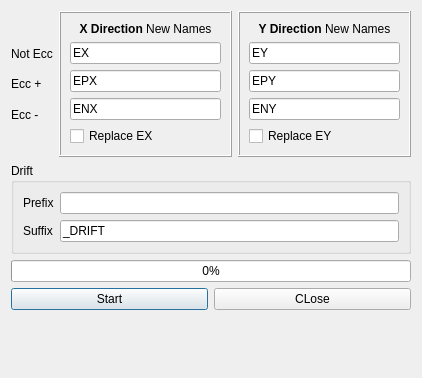
Above: applications/cfactor/widgets/explode_seismic_load_patterns.ui from ebrahimraeyat/civilTools before the change. Below: the same form after it.
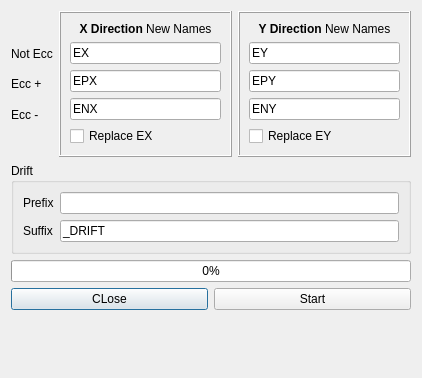
That is the form after the change.

Diff of the .ui file:
```diff
--- a/applications/cfactor/widgets/explode_seismic_load_patterns.ui
+++ b/applications/cfactor/widgets/explode_seismic_load_patterns.ui
@@ -208,16 +208,16 @@
    <item>
     <layout class="QHBoxLayout" name="horizontalLayout_3">
      <item>
-      <widget class="QPushButton" name="start_button">
+      <widget class="QPushButton" name="close_button">
        <property name="text">
-        <string>Start</string>
+        <string>CLose</string>
        </property>
       </widget>
      </item>
      <item>
-      <widget class="QPushButton" name="close_button">
+      <widget class="QPushButton" name="start_button">
        <property name="text">
-        <string>CLose</string>
+        <string>Start</string>
        </property>
       </widget>
      </item>
```
